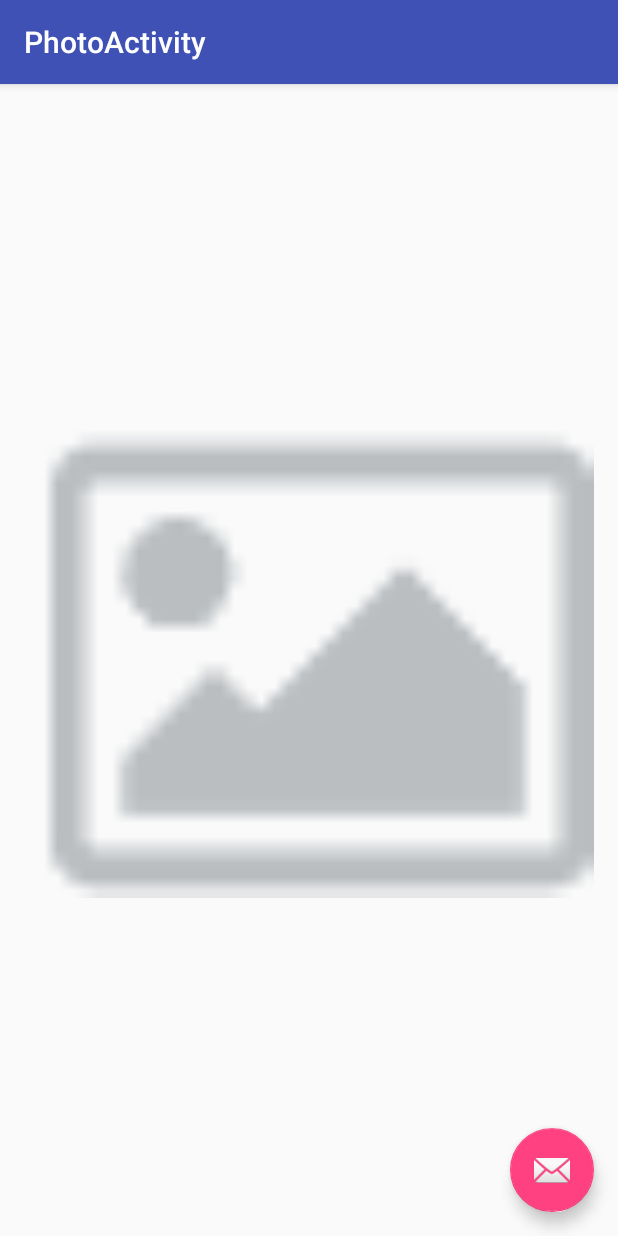
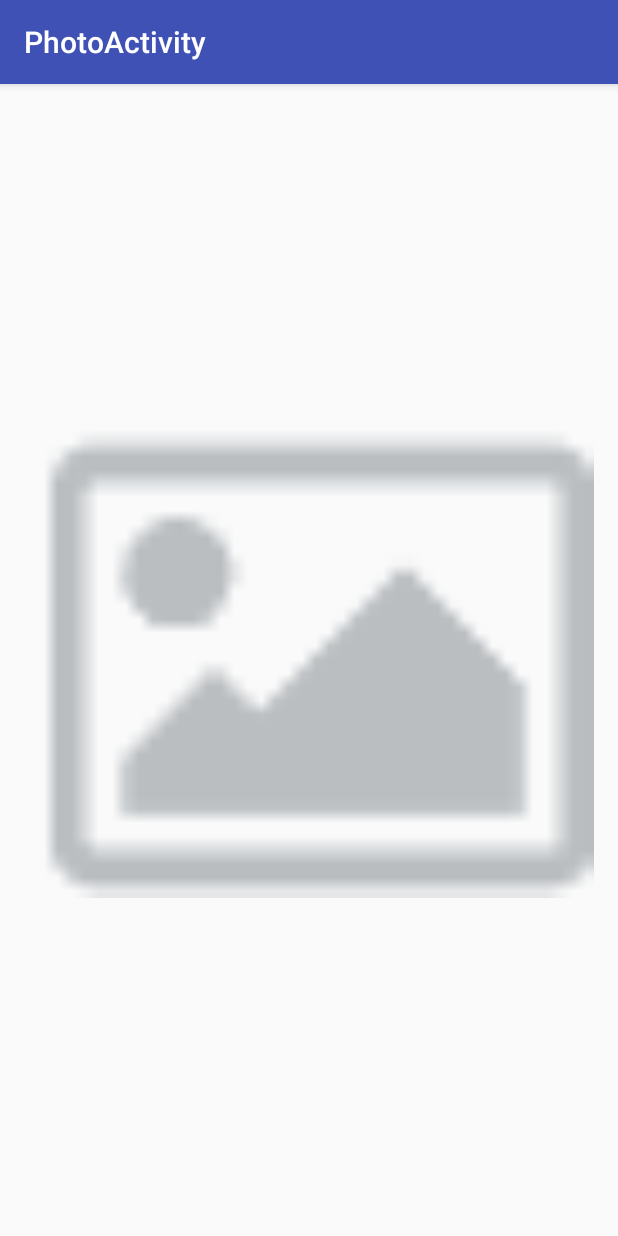
Before and after one commit to giladgotman/flickrClient, an Android app: the PhotoActivity screen opened directly, with no data from a screen before it, on a phone screen of 412 x 824 dp. Run offline under Robolectric (Android 15) with nearby library versions, the phone set to English and light mode, and no system bars; our stand-ins replace ButterKnife, Picasso; pictures from the network do not load; 2 statements that could not run were skipped.

Commit message:
refactoring more

```diff
--- a/app/src/main/java/com/gg/flickertask/ui/PhotoActivity.java
+++ b/app/src/main/java/com/gg/flickertask/ui/PhotoActivity.java
@@ -2,12 +2,9 @@ package com.gg.flickertask.ui;
 
 import android.content.Intent;
 import android.os.Bundle;
-import android.support.design.widget.FloatingActionButton;
-import android.support.design.widget.Snackbar;
 import android.support.v7.app.AppCompatActivity;
 import android.support.v7.widget.Toolbar;
 import android.util.Log;
-import android.view.View;
 import android.widget.ImageView;
 
 import com.gg.flickertask.R;
@@ -16,6 +13,9 @@ import com.squareup.picasso.Picasso;
 
 import butterknife.ButterKnife;
 
+/**
+ * Full screen photo with inormation
+ */
 public class PhotoActivity extends AppCompatActivity {
 
     private static final String TAG = PhotoActivity.class.getSimpleName();
@@ -39,17 +39,6 @@ public class PhotoActivity extends AppCompatActivity {
                         .load(photoUrl)
                         .into(mFullScreenPhoto);
             }
-
         }
-
-        FloatingActionButton fab = (FloatingActionButton) findViewById(R.id.fab);
-        fab.setOnClickListener(new View.OnClickListener() {
-            @Override
-            public void onClick(View view) {
-                Snackbar.make(view, "Replace with your own action", Snackbar.LENGTH_LONG)
-                        .setAction("Action", null).show();
-            }
-        });
     }
-
 }
--- a/app/src/main/res/layout/activity_photo.xml
+++ b/app/src/main/res/layout/activity_photo.xml
@@ -24,12 +24,4 @@
 
     <include layout="@layout/content_photo"/>
 
-    <android.support.design.widget.FloatingActionButton
-        android:id="@+id/fab"
-        android:layout_width="wrap_content"
-        android:layout_height="wrap_content"
-        android:layout_gravity="bottom|end"
-        android:layout_margin="@dimen/fab_margin"
-        android:src="@android:drawable/ic_dialog_email"/>
-
 </android.support.design.widget.CoordinatorLayout>
```
Also changed, not shown: app/src/main/java/com/gg/flickertask/network/NetworkHelper.java (+14 -6 lines), app/src/main/java/com/gg/flickertask/ui/MainActivity.java (+9 -1 lines).
